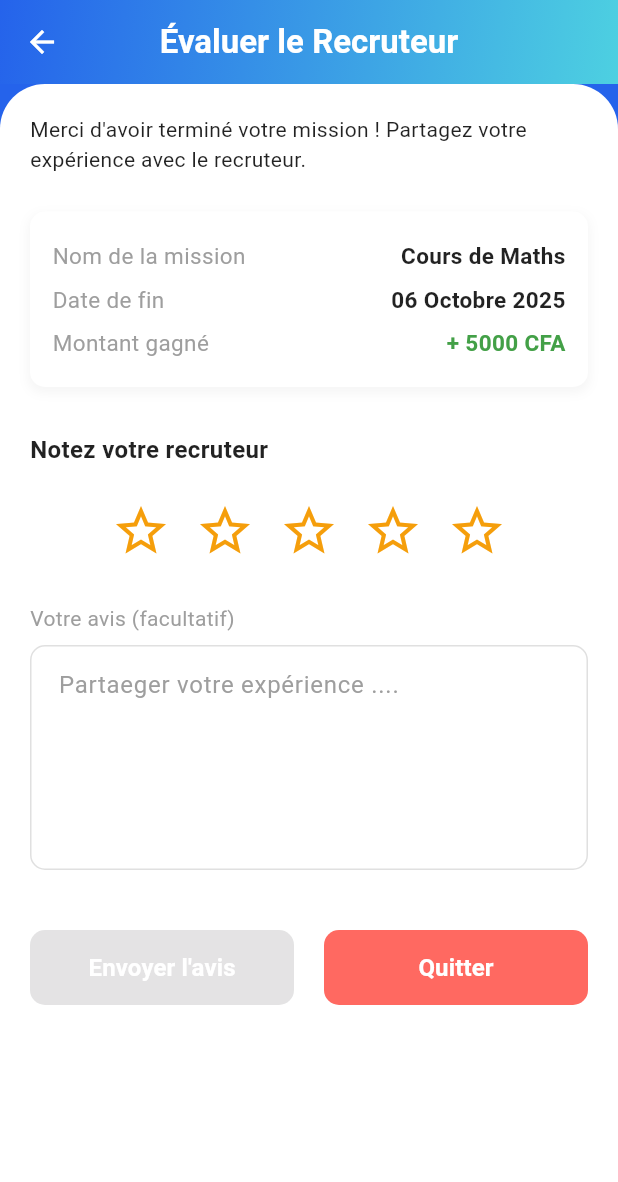
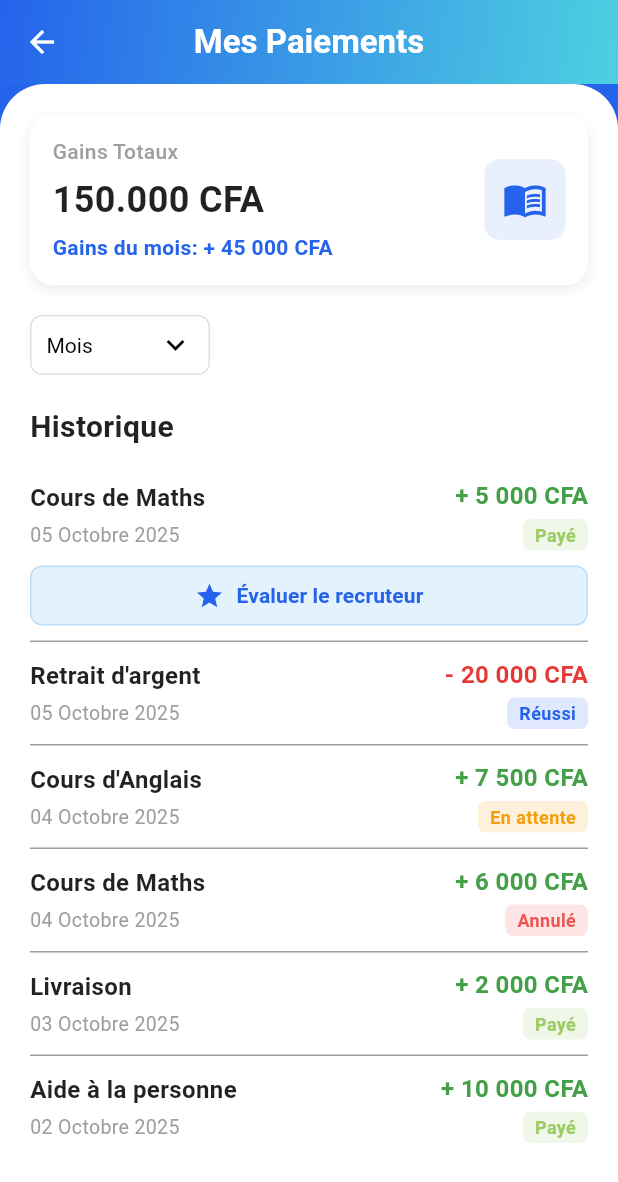
Before and after one commit to Tji-Teliman/tji_teliman_mobile, a Flutter app: the screen it shows after launch, on a phone screen of 412 x 824 dp. Shown: the top 1182 px of the screen. Run offline on Flutter 3.47's test engine with Material 3 defaults, Android fonts, the light colour scheme and no system bars; our stand-ins replace google_fonts, google_maps_flutter.

Commit message:
feat: ajout de la page historique de paiements

```diff
--- a/lib/main.dart
+++ b/lib/main.dart
@@ -1,6 +1,7 @@
 import 'package:flutter/material.dart';
 import 'package:intl/date_symbol_data_local.dart';
 import 'package:tji_teliman_mobile/screens/screens_jeunes/historique_litige.dart';
+import 'package:tji_teliman_mobile/screens/screens_jeunes/historique_paiement.dart';
 import 'package:tji_teliman_mobile/screens/screens_jeunes/liste_litige.dart';
 import 'package:tji_teliman_mobile/screens/screens_jeunes/noter_recruteur.dart';
 import 'package:tji_teliman_mobile/screens/screens_jeunes/signaler_screen.dart';
@@ -34,7 +35,7 @@ class MyApp extends StatelessWidget {
         useMaterial3: true,
       ),
       // L'écran de démarrage est défini ici
-      home: const NoterRecruteur(),
+      home: const HistoriquePaiement(),
       debugShowCheckedModeBanner: false,
     );
   }
--- /dev/null
+++ b/lib/screens/screens_jeunes/historique_paiement.dart
@@ -0,0 +1,420 @@
+import 'package:flutter/material.dart';
+
+
+class HistoriquePaiement extends StatelessWidget {
+  const HistoriquePaiement({super.key});
+
+  @override
+  Widget build(BuildContext context) {
+    return MaterialApp(
+      title: 'Mes Paiements',
+      theme: ThemeData(
+        primarySwatch: Colors.blue,
+        useMaterial3: true,
+      ),
+      home: const MyPaymentsScreen(),
+      debugShowCheckedModeBanner: false,
+    );
+  }
+}
+
+// Définition des couleurs personnalisées
+const Color customOrange = Color(0xFFF59E0B);
+const Color customBlue = Color(0xFF2563EB);
+const Color accentColor = Color(0xFF4DD0E1); // Pour le dégradé de l'AppBar
+const Color lightBlueButton = Color(0xFFE3F2FD); // Couleur de fond du bouton "Évaluer"
+
+// Couleurs spécifiques à la nouvelle Navbar (maintenues mais inutilisées)
+const Color selectedIconColor = Color(0xFF27AE60);
+const Color lightGreenBackground = Color(0xFFE8F5E9);
+
+
+// Modèle de données pour une transaction
+class Transaction {
+  final String title;
+  final String date;
+  final String amount;
+  final String status;
+  final bool canEvaluate;
+
+  const Transaction({
+    required this.title,
+    required this.date,
+    required this.amount,
+    required this.status,
+    this.canEvaluate = false,
+  });
+}
+
+// Classe principale devenue StatefulWidget pour gérer l'état de la NavBar
+class MyPaymentsScreen extends StatefulWidget {
+  const MyPaymentsScreen({super.key});
+
+  @override
+  State<MyPaymentsScreen> createState() => _MyPaymentsScreenState();
+}
+
+class _MyPaymentsScreenState extends State<MyPaymentsScreen> {
+  // L'indice de la page actuelle (pour la NavBar)
+  int _currentTabIndex = 0;
+
+  final List<Transaction> transactions = const [
+    Transaction(title: "Cours de Maths", date: "05 Octobre 2025", amount: "+ 5 000 CFA", status: "Payé", canEvaluate: true),
+    Transaction(title: "Retrait d'argent", date: "05 Octobre 2025", amount: "- 20 000 CFA", status: "Réussi"),
+    Transaction(title: "Cours d'Anglais", date: "04 Octobre 2025", amount: "+ 7 500 CFA", status: "En attente"),
+    Transaction(title: "Cours de Maths", date: "04 Octobre 2025", amount: "+ 6 000 CFA", status: "Annulé"),
+    Transaction(title: "Livraison", date: "03 Octobre 2025", amount: "+ 2 000 CFA", status: "Payé"),
+    Transaction(title: "Aide à la personne", date: "02 Octobre 2025", amount: "+ 10 000 CFA", status: "Payé"),
+  ];
+
+  // Fonction appelée lorsque l'utilisateur tape sur un élément de la NavBar
+  void _onTabSelected(int index) {
+    setState(() {
+      _currentTabIndex = index;
+    });
+    // Cette fonction est conservée au cas où vous souhaiteriez ajouter une barre plus tard.
+    String tabName = index == 0 ? "Accueil" : index == 1 ? "Candidatures" : index == 2 ? "Profil" : "Discussions";
+    ScaffoldMessenger.of(context).showSnackBar(
+      SnackBar(content: Text("Navigation vers : $tabName ($index)"))
+    );
+  }
+
+  @override
+  Widget build(BuildContext context) {
+    return Scaffold(
+      backgroundColor: customBlue,
+      appBar: AppBar(
+        flexibleSpace: Container(
+          decoration: const BoxDecoration(
+            gradient: LinearGradient(
+              colors: [customBlue, accentColor],
+              begin: Alignment.topLeft,
+              end: Alignment.bottomRight,
+            ),
+          ),
+        ),
+        elevation: 0,
+        leading: IconButton(
+          icon: const Icon(Icons.arrow_back, color: Colors.white),
+          onPressed: () {
+            // Logique de retour
+          },
+        ),
+        title: const Text(
+          'Mes Paiements',
+          style: TextStyle(color: Colors.white, fontWeight: FontWeight.w600),
+        ),
+        centerTitle: true,
+      ),
+
+      body: Column(
+        children: <Widget>[
+          Expanded(
+            child: Container(
+              width: double.infinity,
+              decoration: const BoxDecoration(
+                color: Colors.white,
+                borderRadius: BorderRadius.vertical(top: Radius.circular(30.0)),
+              ),
+              child: SingleChildScrollView(
+                padding: const EdgeInsets.only(top: 20.0, left: 20.0, right: 20.0),
+                child: Column(
+                  crossAxisAlignment: CrossAxisAlignment.start,
+                  children: <Widget>[
+                    // --- Résumé Financier ---
+                    const FinancialSummaryCard(
+                      totalGains: '150.000 CFA',
+                      monthlyGains: '+ 45 000 CFA',
+                    ),
+                    const SizedBox(height: 20),
+
+                    // --- Filtre Mois ---
+                    const MonthFilter(),
+                    const SizedBox(height: 20),
+
+                    // --- Historique Title ---
+                    const Text(
+                      'Historique',
+                      style: TextStyle(
+                        fontWeight: FontWeight.bold,
+                        fontSize: 20,
+                        color: Colors.black87,
+                      ),
+                    ),
+                    const SizedBox(height: 10),
+
+                    // --- Liste des Transactions ---
+                    ListView.separated(
+                      shrinkWrap: true,
+                      physics: const NeverScrollableScrollPhysics(),
+                      itemCount: transactions.length,
+                      separatorBuilder: (context, index) => const Divider(height: 1, color: Colors.grey),
+                      itemBuilder: (context, index) {
+                        return TransactionItem(transaction: transactions[index]);
+                      },
+                    ),
+                    // Espace final ajusté maintenant qu'il n'y a plus de barre de navigation
+                    const SizedBox(height: 20),
+                  ],
+                ),
+              ),
+            ),
+          ),
+        ],
+      ),
+
+      // --- bottomNavigationBar ENLEVÉ ---
+      // bottomNavigationBar: CustomBottomNavBar(...) // Ancien code supprimé
+    );
+  }
+}
+
+// Widget pour le résumé financier en haut de l'écran (inchangé)
+class FinancialSummaryCard extends StatelessWidget {
+  final String totalGains;
+  final String monthlyGains;
+
+  const FinancialSummaryCard({
+    super.key,
+    required this.totalGains,
+    required this.monthlyGains,
+  });
+
+  @override
+  Widget build(BuildContext context) {
+    return Container(
+      padding: const EdgeInsets.all(15),
+      decoration: BoxDecoration(
+        color: Colors.white,
+        borderRadius: BorderRadius.circular(15),
+        boxShadow: [
+          BoxShadow(
+            color: Colors.grey.withOpacity(0.15),
+            spreadRadius: 1,
+            blurRadius: 5,
+            offset: const Offset(0, 3),
+          ),
+        ],
+      ),
+      child: Row(
+        mainAxisAlignment: MainAxisAlignment.spaceBetween,
+        children: <Widget>[
+          Column(
+            crossAxisAlignment: CrossAxisAlignment.start,
+            children: <Widget>[
+              const Text(
+                'Gains Totaux',
+                style: TextStyle(
+                  fontSize: 14,
+                  color: Colors.grey,
+                  fontWeight: FontWeight.w500,
+                ),
+              ),
+              const SizedBox(height: 5),
+              Text(
+                totalGains,
+                style: const TextStyle(
+                  fontWeight: FontWeight.bold,
+                  fontSize: 24,
+                  color: Colors.black87,
+                ),
+              ),
+              const SizedBox(height: 5),
+              Text(
+                'Gains du mois: $monthlyGains',
+                style: const TextStyle(
+                  fontSize: 14,
+                  color: customBlue,
+                  fontWeight: FontWeight.w600,
+                ),
+              ),
+            ],
+          ),
+          // Icône dans le cercle bleu clair
+          Container(
+            padding: const EdgeInsets.all(12),
+            decoration: BoxDecoration(
+              color: customBlue.withOpacity(0.1),
+              borderRadius: BorderRadius.circular(10),
+            ),
+            child: Icon(Icons.menu_book, color: customBlue, size: 30),
+          ),
+        ],
+      ),
+    );
+  }
+}
+
+// Widget pour le filtre de sélection du mois (inchangé)
+class MonthFilter extends StatelessWidget {
+  const MonthFilter({super.key});
+
+  @override
+  Widget build(BuildContext context) {
+    return Container(
+      width: 120,
+      height: 40,
+      padding: const EdgeInsets.symmetric(horizontal: 10),
+      decoration: BoxDecoration(
+        borderRadius: BorderRadius.circular(8.0),
+        border: Border.all(color: Colors.grey.shade300),
+      ),
+      child: DropdownButtonHideUnderline(
+        child: DropdownButton<String>(
+          value: 'Mois',
+          icon: const Icon(Icons.keyboard_arrow_down, color: Colors.black),
+          isExpanded: true,
+          style: const TextStyle(color: Colors.black, fontSize: 14),
+          items: <String>['Mois', 'Octobre', 'Septembre', 'Août']
+              .map<DropdownMenuItem<String>>((String value) {
+            return DropdownMenuItem<String>(
+              value: value,
+              child: Text(value),
+            );
+          }).toList(),
+          onChanged: (String? newValue) {
+            // Logique de filtrage par mois
+          },
+        ),
+      ),
+    );
+  }
+}
+
+// Widget pour une seule transaction dans l'historique (inchangé)
+class TransactionItem extends StatelessWidget {
+  final Transaction transaction;
+
+  const TransactionItem({super.key, required this.transaction});
+
+  // Fonction pour déterminer la couleur du badge en fonction du statut
+  Color _getStatusColor(String status) {
+    switch (status) {
+      case 'Payé':
+        return Colors.lightGreen.shade400; // Vert
+      case 'Réussi':
+        return customBlue; // Bleu
+      case 'En attente':
+        return customOrange; // Orange
+      case 'Annulé':
+        return Colors.red.shade400; // Rouge
+      default:
+        return Colors.grey.shade400;
+    }
+  }
+
+  @override
+  Widget build(BuildContext context) {
+    final statusColor = _getStatusColor(transaction.status);
+    final isCredit = transaction.amount.startsWith('+');
+
+    return Padding(
+      padding: const EdgeInsets.symmetric(vertical: 10.0),
+      child: Column(
+        children: [
+          Row(
+            mainAxisAlignment: MainAxisAlignment.spaceBetween,
+            crossAxisAlignment: CrossAxisAlignment.center,
+            children: <Widget>[
+              // --- Titre et Date ---
+              Expanded(
+                child: Column(
+                  crossAxisAlignment: CrossAxisAlignment.start,
+                  children: <Widget>[
+                    Text(
+                      transaction.title,
+                      style: const TextStyle(
+                        fontWeight: FontWeight.bold,
+                        fontSize: 16,
+                        color: Colors.black87,
+                      ),
+                    ),
+                    const SizedBox(height: 4),
+                    Text(
+                      transaction.date,
+                      style: const TextStyle(
+                        fontSize: 13,
+                        color: Colors.grey,
+                      ),
+                    ),
+                  ],
+                ),
+              ),
+
+              // --- Montant et Statut ---
+              Column(
+                crossAxisAlignment: CrossAxisAlignment.end,
+                children: <Widget>[
+                  // Montant
+                  Text(
+                    transaction.amount,
+                    style: TextStyle(
+                      fontWeight: FontWeight.bold,
+                      fontSize: 16,
+                      color: isCredit ? Colors.green.shade600 : Colors.red.shade600,
+                    ),
+                  ),
+                  const SizedBox(height: 4),
+                  // Badge de Statut
+                  Container(
+                    padding: const EdgeInsets.symmetric(horizontal: 8, vertical: 2),
+                    decoration: BoxDecoration(
+                      color: statusColor.withOpacity(0.15),
+                      borderRadius: BorderRadius.circular(5),
+                    ),
+                    child: Text(
+                      transaction.status,
+                      style: TextStyle(
+                        color: statusColor,
+                        fontWeight: FontWeight.bold,
+                        fontSize: 12,
+                      ),
+                    ),
+                  ),
+                ],
+              ),
+            ],
+          ),
+
+          // --- Bouton "Évaluer le recruteur" (si disponible) ---
+          if (transaction.canEvaluate)
+            Padding(
+              padding: const EdgeInsets.only(top: 10.0),
+              child: Container(
+                width: double.infinity,
+                height: 40,
+                decoration: BoxDecoration(
+                  color: lightBlueButton,
+                  borderRadius: BorderRadius.circular(8.0),
+                  border: Border.all(color: Colors.blue.shade100),
+                ),
+                child: TextButton.icon(
+                  onPressed: () {
+                    // Logique pour naviguer vers la page d'évaluation
+                    ScaffoldMessenger.of(context).showSnackBar(
+                      const SnackBar(content: Text("Évaluer le recruteur..."))
+                    );
+                  },
+                  icon: const Icon(Icons.star, color: customBlue, size: 20),
+                  label: const Text(
+                    'Évaluer le recruteur',
+                    style: TextStyle(
+                      color: customBlue,
+                      fontWeight: FontWeight.bold,
+                      fontSize: 14,
+                    ),
+                  ),
+                  style: TextButton.styleFrom(
+                    padding: EdgeInsets.zero,
+                    shape: RoundedRectangleBorder(borderRadius: BorderRadius.circular(8.0)),
+                  ),
+                ),
+              ),
+            ),
+        ],
+      ),
+    );
+  }
+}
+
+// Les classes CustomBottomNavBar et NavBarPainter ont été supprimées car la barre est retirée.
```
